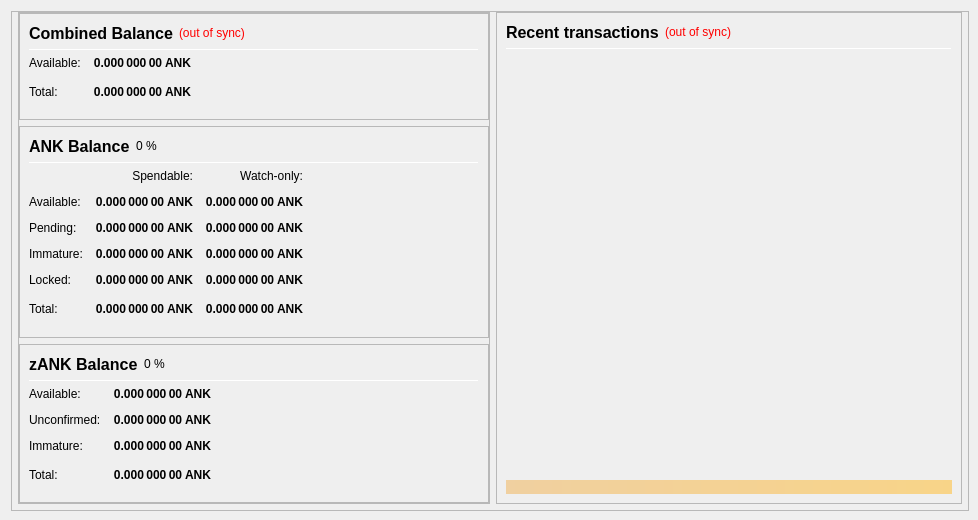
AnkerPay/Anker, file src/qt/forms/overviewpage.ui: the form before one commit.
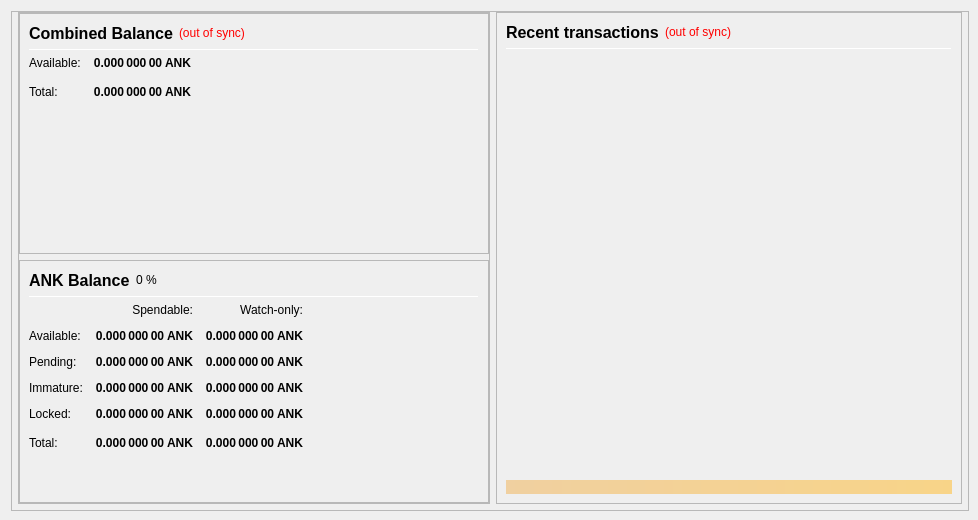
The form after the commit.

What changed in the file:
```diff
--- a/src/qt/forms/overviewpage.ui
+++ b/src/qt/forms/overviewpage.ui
@@ -106,7 +106,7 @@
                  <property name="frameShadow">
                   <enum>QFrame::Raised</enum>
                  </property>
-                 <layout class="QVBoxLayout" name="verticalLayout" stretch="0,0,0">
+                 <layout class="QVBoxLayout" name="verticalLayout" stretch="0,0">
                   <property name="leftMargin">
                    <number>0</number>
                   </property>
@@ -731,242 +731,6 @@
                     </layout>
                    </widget>
                   </item>
-                  <item>
-                   <widget class="QFrame" name="frame_ZerocoinBalances">
-                    <property name="frameShape">
-                     <enum>QFrame::StyledPanel</enum>
-                    </property>
-                    <property name="frameShadow">
-                     <enum>QFrame::Raised</enum>
-                    </property>
-                    <layout class="QVBoxLayout" name="verticalLayout_7">
-                     <item>
-                      <layout class="QHBoxLayout" name="horizontalLayout_8" stretch="0,0,0">
-                       <item>
-                        <widget class="QLabel" name="label_5z_3">
-                         <property name="minimumSize">
-                          <size>
-                           <width>0</width>
-                           <height>20</height>
-                          </size>
-                         </property>
-                         <property name="font">
-                          <font>
-                           <pointsize>12</pointsize>
-                           <weight>75</weight>
-                           <bold>true</bold>
-                          </font>
-                         </property>
-                         <property name="text">
-                          <string>zANK Balance</string>
-                         </property>
-                        </widget>
-                       </item>
-                       <item>
-                        <widget class="QLabel" name="labelzANKPercent">
-                         <property name="text">
-                          <string notr="true">0 %</string>
-                         </property>
-                        </widget>
-                       </item>
-                       <item>
-                        <spacer name="horizontalSpacer_11">
-                         <property name="orientation">
-                          <enum>Qt::Horizontal</enum>
-                         </property>
-                         <property name="sizeHint" stdset="0">
-                          <size>
-                           <width>40</width>
-                           <height>20</height>
-                          </size>
-                         </property>
-                        </spacer>
-                       </item>
-                      </layout>
-                     </item>
-                     <item>
-                      <widget class="Line" name="line_ZerocoinBalance">
-                       <property name="minimumSize">
-                        <size>
-                         <width>0</width>
-                         <height>1</height>
-                        </size>
-                       </property>
-                       <property name="maximumSize">
-                        <size>
-                         <width>16777215</width>
-                         <height>1</height>
-                        </size>
-                       </property>
-                       <property name="orientation">
-                        <enum>Qt::Horizontal</enum>
-                       </property>
-                      </widget>
-                     </item>
-                     <item>
-                      <layout class="QGridLayout" name="gridLayout_5">
-                       <property name="spacing">
-                        <number>12</number>
-                       </property>
-                       <item row="1" column="0">
-                        <widget class="QLabel" name="labelzBalanceMatureText">
-                         <property name="toolTip">
-                          <string>Mature: more than 20 confirmation and more than 3 mints of the same denomination after it was minted.
-These zANK are spendable.</string>
-                         </property>
-                         <property name="text">
-                          <string>Available:</string>
-                         </property>
-                        </widget>
-                       </item>
-                       <item row="1" column="1">
-                        <widget class="QLabel" name="labelzBalanceMature">
-                         <property name="font">
-                          <font>
-                           <weight>75</weight>
-                           <bold>true</bold>
-                          </font>
-                         </property>
-                         <property name="toolTip">
-                          <string>Mature: more than 20 confirmation and more than 3 mints of the same denomination after it was minted.
-These zANK are spendable.</string>
-                         </property>
-                         <property name="text">
-                          <string notr="true">0.000 000 00 ANK</string>
-                         </property>
-                         <property name="alignment">
-                          <set>Qt::AlignRight|Qt::AlignTrailing|Qt::AlignVCenter</set>
-                         </property>
-                        </widget>
-                       </item>
-                       <item row="2" column="0">
-                        <widget class="QLabel" name="labelzBalanceUnconfirmedText">
-                         <property name="toolTip">
-                          <string>Unconfirmed: less than 20 confirmations
-Immature: confirmed, but less than 3 mints of the same denomination after it was minted</string>
-                         </property>
-                         <property name="text">
-                          <string>Unconfirmed:</string>
-                         </property>
-                        </widget>
-                       </item>
-                       <item row="2" column="1">
-                        <widget class="QLabel" name="labelzBalanceUnconfirmed">
-                         <property name="font">
-                          <font>
-                           <weight>75</weight>
-                           <bold>true</bold>
-                          </font>
-                         </property>
-                         <property name="toolTip">
-                          <string>Unconfirmed: less than 20 confirmations
-Immature: confirmed, but less than 3 mints of the same denomination after it was minted</string>
-                         </property>
-                         <property name="text">
-                          <string notr="true">0.000 000 00 ANK</string>
-                         </property>
-                         <property name="alignment">
-                          <set>Qt::AlignRight|Qt::AlignTrailing|Qt::AlignVCenter</set>
-                         </property>
-                        </widget>
-                       </item>
-                       <item row="3" column="0">
-                        <widget class="QLabel" name="labelzBalanceImmatureText">
-                         <property name="toolTip">
-                          <string>Unconfirmed: less than 20 confirmations
-Immature: confirmed, but less than 3 mints of the same denomination after it was minted</string>
-                         </property>
-                         <property name="text">
-                          <string>Immature:</string>
-                         </property>
-                        </widget>
-                       </item>
-                       <item row="3" column="1">
-                        <widget class="QLabel" name="labelzBalanceImmature">
-                         <property name="font">
-                          <font>
-                           <weight>75</weight>
-                           <bold>true</bold>
-                          </font>
-                         </property>
-                         <property name="toolTip">
-                          <string>Unconfirmed: less than 20 confirmations
-Immature: confirmed, but less than 3 mints of the same denomination after it was minted</string>
-                         </property>
-                         <property name="text">
-                          <string notr="true">0.000 000 00 ANK</string>
-                         </property>
-                         <property name="alignment">
-                          <set>Qt::AlignRight|Qt::AlignTrailing|Qt::AlignVCenter</set>
-                         </property>
-                        </widget>
-                       </item>
-                       <item row="4" column="0">
-                        <widget class="QLabel" name="labelzBalanceText">
-                         <property name="toolTip">
-                          <string>Your current zANK balance, unconfirmed and immature zANK included.</string>
-                         </property>
-                         <property name="text">
-                          <string>Total:</string>
-                         </property>
-                        </widget>
-                       </item>
-                       <item row="4" column="1">
-                        <widget class="QLabel" name="labelzBalance">
-                         <property name="font">
-                          <font>
-                           <weight>75</weight>
-                           <bold>true</bold>
-                          </font>
-                         </property>
-                         <property name="cursor">
-                          <cursorShape>IBeamCursor</cursorShape>
-                         </property>
-                         <property name="toolTip">
-                          <string>Your current zANK balance, unconfirmed and immature zANK included.</string>
-                         </property>
-                         <property name="text">
-                          <string notr="true">0.000 000 00 ANK</string>
-                         </property>
-                         <property name="alignment">
-                          <set>Qt::AlignRight|Qt::AlignTrailing|Qt::AlignVCenter</set>
-                         </property>
-                         <property name="textInteractionFlags">
-                          <set>Qt::LinksAccessibleByMouse|Qt::TextSelectableByKeyboard|Qt::TextSelectableByMouse</set>
-                         </property>
-                        </widget>
-                       </item>
-                       <item row="4" column="2">
-                        <spacer name="horizontalSpacer_4">
-                         <property name="orientation">
-                          <enum>Qt::Horizontal</enum>
-                         </property>
-                         <property name="sizeHint" stdset="0">
-                          <size>
-                           <width>40</width>
-                           <height>20</height>
-                          </size>
-                         </property>
-                        </spacer>
-                       </item>
-                      </layout>
-                     </item>
-                     <item>
-                      <spacer name="verticalSpacer_4">
-                       <property name="orientation">
-                        <enum>Qt::Vertical</enum>
-                       </property>
-                       <property name="sizeHint" stdset="0">
-                        <size>
-                         <width>20</width>
-                         <height>40</height>
-                        </size>
-                       </property>
-                      </spacer>
-                     </item>
-                    </layout>
-                   </widget>
-                  </item>
                  </layout>
                 </widget>
                </item>
```
